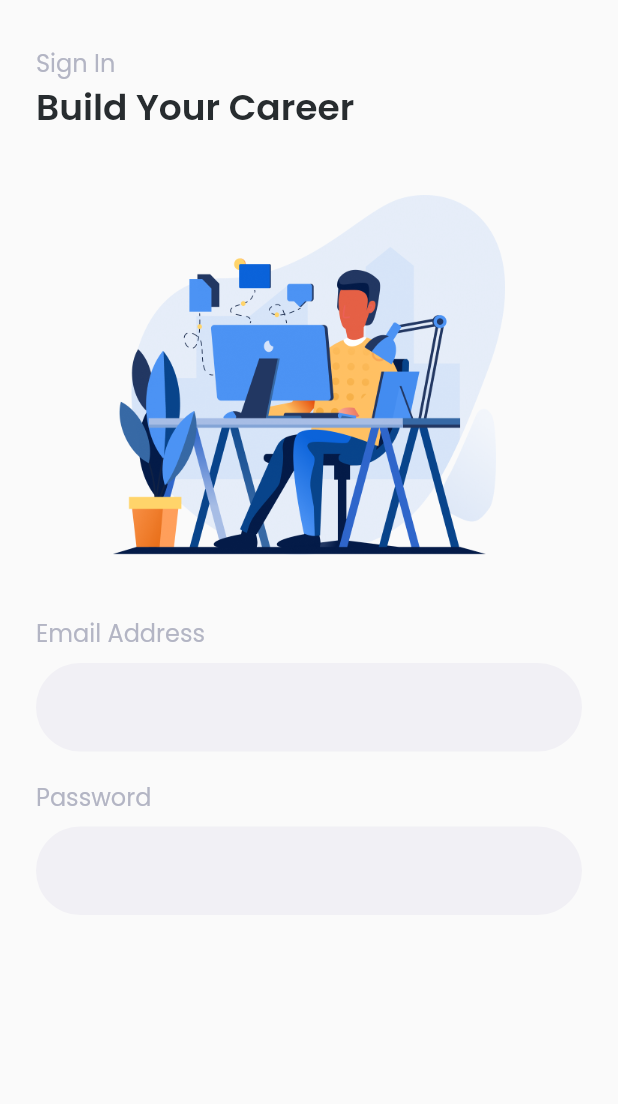
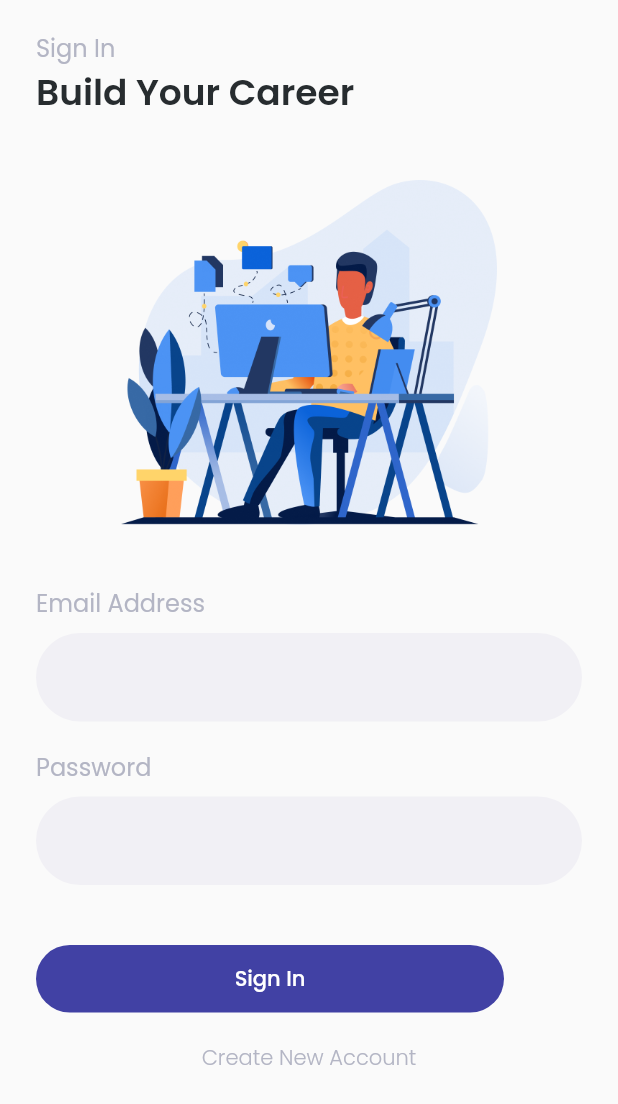
Before and after one commit to perymerdeka/future-jobs, a Flutter app: the screen it shows after launch, after a tap on "Sign In", on a phone screen of 412 x 824 dp. Shown: the top 1104 px of the screen. Run offline on Flutter 3.47's test engine with Material 2 defaults, Android fonts, the phone set to English and light mode, and no system bars; our stand-ins replace google_fonts.

Commit message:
Done Fix Scrolling Overflow and Done Sign in Page

```diff
--- a/lib/pages/login_page.dart
+++ b/lib/pages/login_page.dart
@@ -8,8 +8,9 @@ class LoginPageScreen extends StatelessWidget {
   @override
   Widget build(BuildContext context) {
     return Scaffold(
-      body: Padding(
-        padding: const EdgeInsets.only(top: 30, left: 24, right: 24),
+      body: ListView(
+        children: [Padding(
+          padding: const EdgeInsets.only(top: 20, left: 24, right: 24),
           child: Column(
             crossAxisAlignment: CrossAxisAlignment.start,
             children: [
@@ -25,8 +26,8 @@ class LoginPageScreen extends StatelessWidget {
                 child: Column(children: [
                   Image.asset(
                     'assets/icons/6_work.png',
-                  width: 262,
-                  height: 240,
+                    width: 252,
+                    height: 230,
                   )
                 ]),
               ),
@@ -40,7 +41,9 @@ class LoginPageScreen extends StatelessWidget {
                     'Email Address',
                     style: titleTextStyle,
                   ),
-                const SizedBox(height: 8,),
+                  const SizedBox(
+                    height: 8,
+                  ),
                   TextFormField(
                     decoration: InputDecoration(
                         fillColor: const Color(0xffF1F0F5),
@@ -64,7 +67,9 @@ class LoginPageScreen extends StatelessWidget {
                     'Password',
                     style: titleTextStyle,
                   ),
-                const SizedBox(height: 8,),
+                  const SizedBox(
+                    height: 8,
+                  ),
                   TextFormField(
                     decoration: InputDecoration(
                         fillColor: const Color(0xffF1F0F5),
@@ -79,10 +84,38 @@ class LoginPageScreen extends StatelessWidget {
                         )),
                   )
                 ],
+              ),
+              const SizedBox(
+                height: 40,
+              ),
+              SizedBox(
+                height: 45,
+                width: 312,
+                child: TextButton(
+                  onPressed: () {},
+                  child: Text(
+                    'Sign In',
+                    style: buttonTextStyle,
+                  ),
+                  style: TextButton.styleFrom(
+                      backgroundColor: const Color(0xff4141A4),
+                      shape: RoundedRectangleBorder(
+                          borderRadius: BorderRadius.circular(66))),
+                ),
+              ),
+              Padding(
+                padding: const EdgeInsets.only(top: 20, bottom: 80),
+                child: Center(
+                    child: Text(
+                  'Create New Account',
+                  style: signTextStyle,
+                )),
               )
             ],
           ),
         ),
+      ]
+      ),
     );
   }
 }
--- a/lib/theme/login_theme.dart
+++ b/lib/theme/login_theme.dart
@@ -12,3 +12,15 @@ TextStyle subtitleTextStyle = GoogleFonts.poppins(
   fontSize: 24,
   fontWeight: FontWeight.w600,
 );
+
+TextStyle buttonTextStyle = GoogleFonts.poppins(
+  color: const Color(0xffFFFFFF),
+  fontSize: 14,
+  fontWeight: FontWeight.w500,
+);
+
+TextStyle signTextStyle = GoogleFonts.poppins(
+  color: const Color(0xffB3B5C4),
+  fontSize: 14,
+  fontWeight: FontWeight.w300
+);
```
Lines whose indentation alone changed are shown as unchanged.
